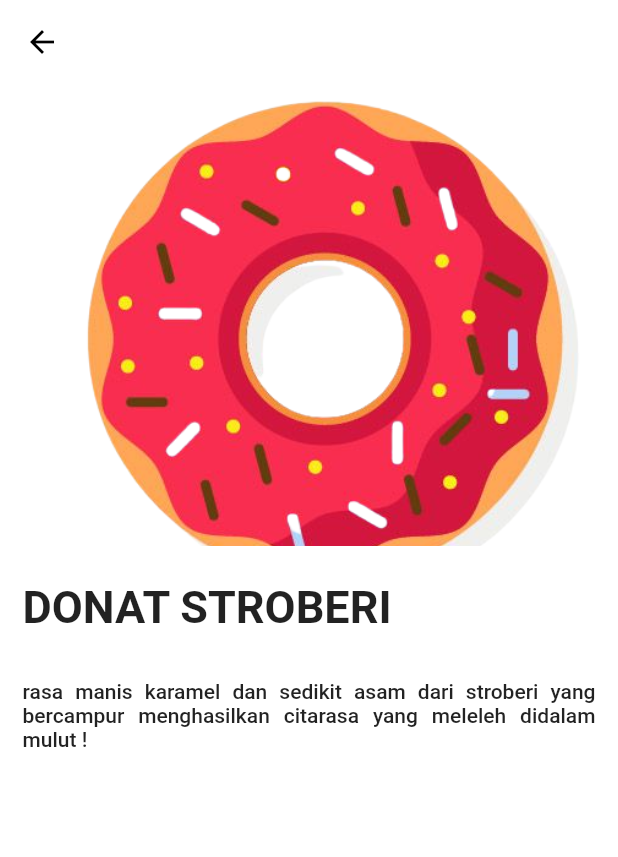
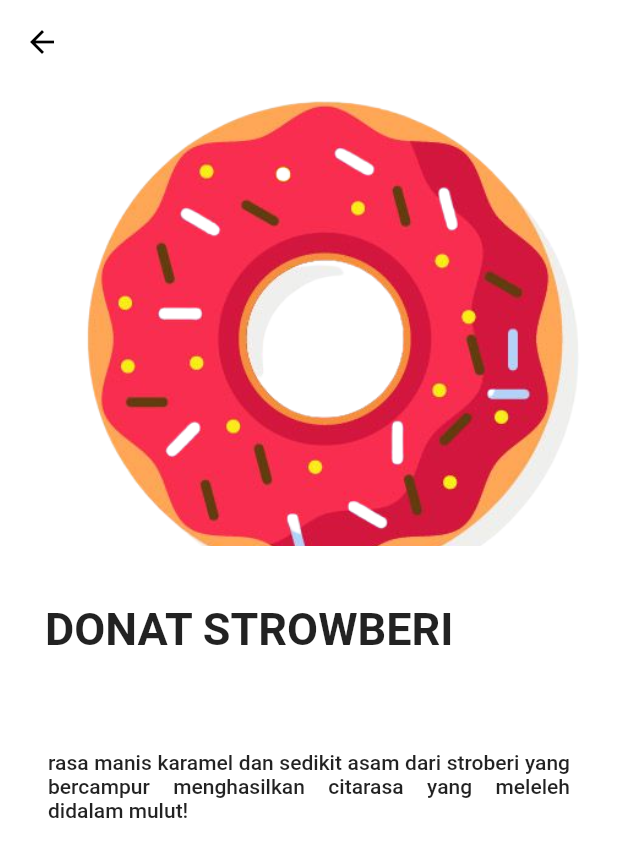
Before and after one commit to ravi3721/refreshmentui_020, a Flutter app: the detaildonat screen opened by its route, on a phone screen of 412 x 824 dp. Shown: the top 857 px of the screen. Run offline on Flutter 3.47's test engine with Material 2 defaults, Android fonts, the phone set to English and light mode, and no system bars; our stand-ins replace google_fonts.

Commit message:
membuat UI

```diff
--- a/lib/body.dart
+++ b/lib/body.dart
@@ -12,7 +12,7 @@
       crossAxisCount: 2,
       shrinkWrap: true,
       children: [
-        for (int i = 0; i < 6; i++)
+        for (int i = 0; i < 5; i++)
           Container(
             padding: EdgeInsets.only(left: 15, right: 15, top: 2),
             margin: EdgeInsets.symmetric(vertical: 3, horizontal: 10),
--- a/lib/donatdetail.dart
+++ b/lib/donatdetail.dart
@@ -8,7 +8,7 @@
   @override
   Widget build(BuildContext context) {
    Widget titleSection = Container(
-      padding: const EdgeInsets.all(15),
+      padding: const EdgeInsets.all(30),
       child: Row(
         children: [
           Expanded(
@@ -18,10 +18,14 @@
                 Container(
                   padding: const EdgeInsets.only(bottom: 1),
                   child: const Text(
-                    'DONAT STROBERI',
-                    style: TextStyle(fontWeight: FontWeight.bold, fontSize: 30),
+                    'DONAT STROWBERI',
+                    style: TextStyle(
+                      fontWeight: FontWeight.bold,
+                      fontSize: 30
                     ),
                   ),
+                ),
+
               ],
             ),
           ),
@@ -31,16 +35,23 @@
 
     Color color = Theme.of(context).primaryColor;
 
+
+
     Widget textSection = Container(
-      padding: const EdgeInsets.all(15),
+      padding: const EdgeInsets.all(32),
       child: const Text(
-        'rasa manis karamel dan sedikit asam dari stroberi yang bercampur menghasilkan citarasa yang meleleh didalam mulut ! ',
+        'rasa manis karamel dan sedikit asam dari stroberi yang bercampur menghasilkan citarasa yang meleleh didalam mulut! ',
         textAlign: TextAlign.justify,
-        style: TextStyle(fontSize: 14, fontWeight: FontWeight.w500),
+        style: TextStyle(
+          fontSize: 14,
+          fontWeight: FontWeight.w500
+        ),
       ),
     );
 
-    return Scaffold(
+    return
+
+       Scaffold(
         appBar: AppBar(
         elevation: 0,
         backgroundColor: Colors.transparent,
@@ -66,9 +77,13 @@
               ),
             ),
             titleSection,
+
             textSection,
           ],
         ),
       );
+
   }
+
+
 }
```
Lines whose indentation alone changed are shown as unchanged.
